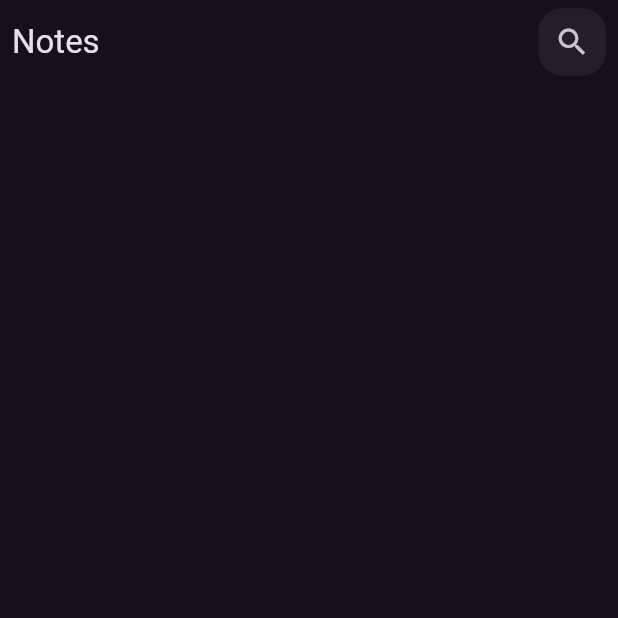
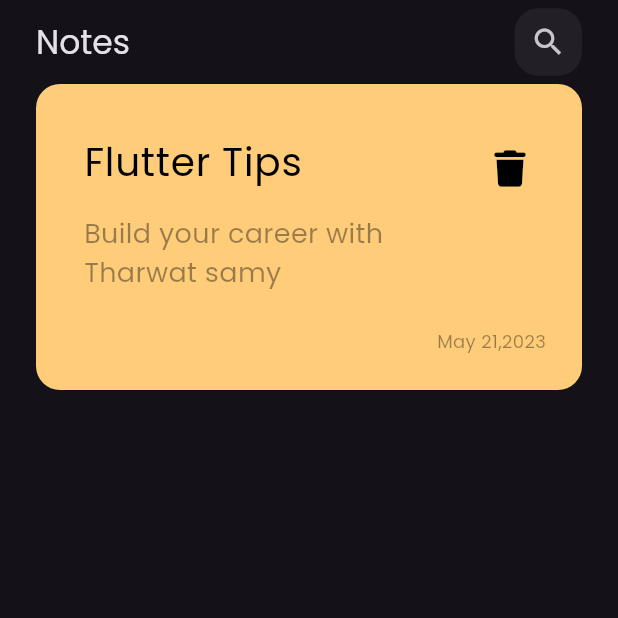
Before and after one commit to Shrouk-Ashraf/notes_app, a Flutter app: the screen it shows after launch, on a phone screen of 412 x 824 dp, the top half of it. Run offline on Flutter 3.47's test engine with Material 3 defaults, Android fonts, the phone set to English and light mode, and no system bars; our stand-ins replace font_awesome_flutter.

Commit message:
create custom_note_item

```diff
--- a/lib/main.dart
+++ b/lib/main.dart
@@ -12,7 +12,10 @@ class NotesApp extends StatelessWidget {
   Widget build(BuildContext context) {
     return MaterialApp(
       debugShowCheckedModeBanner: false,
-      theme: ThemeData.dark(),
+      theme: ThemeData(
+        brightness: Brightness.dark,
+        fontFamily: 'Poppins'
+      ),
       home: const NotesView(),
     );
   }
--- /dev/null
+++ b/lib/widgets/custom_note_item.dart
@@ -0,0 +1,57 @@
+import 'package:flutter/material.dart';
+import 'package:font_awesome_flutter/font_awesome_flutter.dart';
+
+
+class CustomNoteItem extends StatelessWidget {
+  const CustomNoteItem({Key? key}) : super(key: key);
+
+  @override
+  Widget build(BuildContext context) {
+    return Container(
+      padding: const EdgeInsets.only(top: 24,bottom: 24,left: 16),
+      decoration: BoxDecoration(
+          borderRadius: BorderRadius.circular(16),
+          color: const Color(0xffFFCD7A)
+      ),
+      child: Column(
+        crossAxisAlignment: CrossAxisAlignment.end,
+        children: [
+          ListTile(
+            title: const Text('Flutter Tips',
+              style: TextStyle(
+                  color: Colors.black,
+                  fontSize: 26
+              ),
+            ),
+            subtitle: Padding(
+              padding: const EdgeInsets.only(top: 16),
+              child: Text('Build your career with Tharwat samy',
+                style: TextStyle(
+                  color: Colors.black.withOpacity(0.4),
+                  fontSize: 18,
+                ),
+              ),
+            ),
+            trailing: IconButton(
+              onPressed: (){},
+              icon: const Icon(
+                FontAwesomeIcons.trash,
+                color: Colors.black,
+                size: 24,
+              ),
+            ),
+            isThreeLine: true,
+          ),
+          Padding(
+            padding: const EdgeInsets.only(right: 24,top: 16),
+            child: Text('May 21,2023', style: TextStyle(
+                color: Colors.black.withOpacity(0.4),
+                fontSize: 12
+            ),
+            ),
+          )
+        ],
+      ),
+    );
+  }
+}
--- a/lib/widgets/notes_view_body.dart
+++ b/lib/widgets/notes_view_body.dart
@@ -1,5 +1,8 @@
+
 import 'package:flutter/material.dart';
 import 'package:notes_app/widgets/custom_app_bar.dart';
+
+import 'custom_note_item.dart';
 
 
 class NotesViewBody extends StatelessWidget {
@@ -8,11 +11,11 @@ class NotesViewBody extends StatelessWidget {
   @override
   Widget build(BuildContext context) {
     return  const Padding(
-      padding: EdgeInsets.symmetric(horizontal: 8),
+      padding: EdgeInsets.symmetric(horizontal: 24),
       child: Column(
         children: [
           CustomAppBar(),
-
+          CustomNoteItem(),
         ],
       ),
     );
```
Also changed, not shown: pubspec.yaml (+8 -12 lines), assets/fonts/Poppins-Regular.ttf (added), pubspec.lock.
